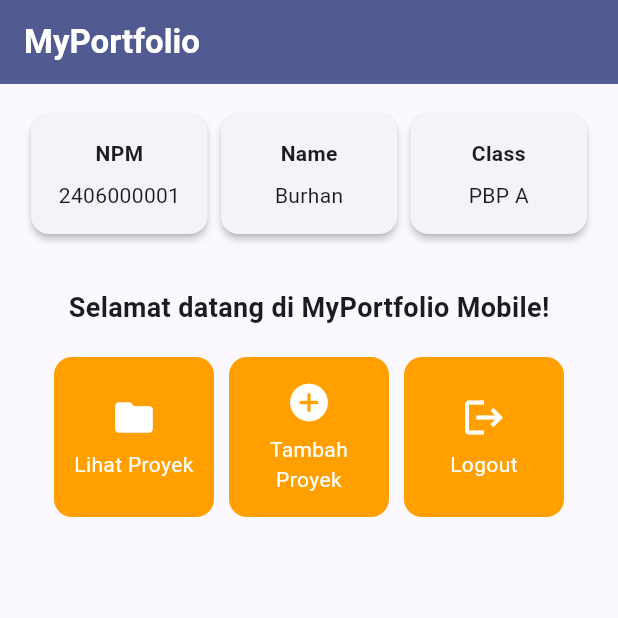
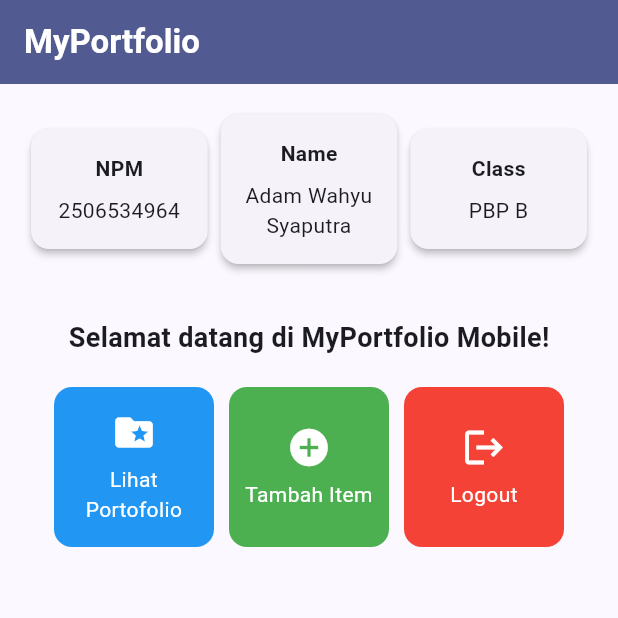
Before and after one commit to adamwsyaputra/myportofolio_mobile, a Flutter app: the screen it shows after launch, on a phone screen of 412 x 824 dp, the top half of it. Run offline on Flutter 3.47's test engine with Material 3 defaults, Android fonts, the phone set to English and light mode, and no system bars.

Commit message:
feat(menu): update owner identity and add distinct colors per ItemCard

```diff
--- a/lib/menu.dart
+++ b/lib/menu.dart
@@ -3,14 +3,14 @@ import 'package:flutter/material.dart';
 class MyHomePage extends StatelessWidget {
   MyHomePage({super.key});
 
-  final String npm = "2406000001";
-  final String nama = "Burhan";
-  final String kelas = "PBP A";
+  final String npm = "2506534964";
+  final String nama = "Adam Wahyu Syaputra";
+  final String kelas = "PBP B";
 
   final List<ItemHomepage> items = [
-    ItemHomepage("Lihat Proyek", Icons.folder),
-    ItemHomepage("Tambah Proyek", Icons.add_circle),
-    ItemHomepage("Logout", Icons.logout),
+    ItemHomepage("Lihat Portofolio", Icons.folder_special, Colors.blue),
+    ItemHomepage("Tambah Item", Icons.add_circle, Colors.green),
+    ItemHomepage("Logout", Icons.logout, Colors.red),
   ];
 
   @override
@@ -94,7 +94,10 @@ class InfoCard extends StatelessWidget {
               style: const TextStyle(fontWeight: FontWeight.bold),
             ),
             const SizedBox(height: 8.0),
-            Text(content),
+            Text(
+              content,
+              textAlign: TextAlign.center,
+            ),
           ],
         ),
       ),
@@ -105,8 +108,9 @@ class InfoCard extends StatelessWidget {
 class ItemHomepage {
   final String name;
   final IconData icon;
+  final Color color;
 
-  ItemHomepage(this.name, this.icon);
+  ItemHomepage(this.name, this.icon, this.color);
 }
 
 class ItemCard extends StatelessWidget {
@@ -117,14 +121,17 @@ class ItemCard extends StatelessWidget {
   @override
   Widget build(BuildContext context) {
     return Material(
-      color: Theme.of(context).colorScheme.secondary,
+      color: item.color,
       borderRadius: BorderRadius.circular(12),
       child: InkWell(
+        borderRadius: BorderRadius.circular(12),
         onTap: () {
           ScaffoldMessenger.of(context)
             ..hideCurrentSnackBar()
             ..showSnackBar(
-              SnackBar(content: Text("Kamu telah menekan tombol ${item.name}!"))
+              SnackBar(
+                content: Text("Kamu telah menekan tombol ${item.name}!"),
+              ),
             );
         },
         child: Container(
```
